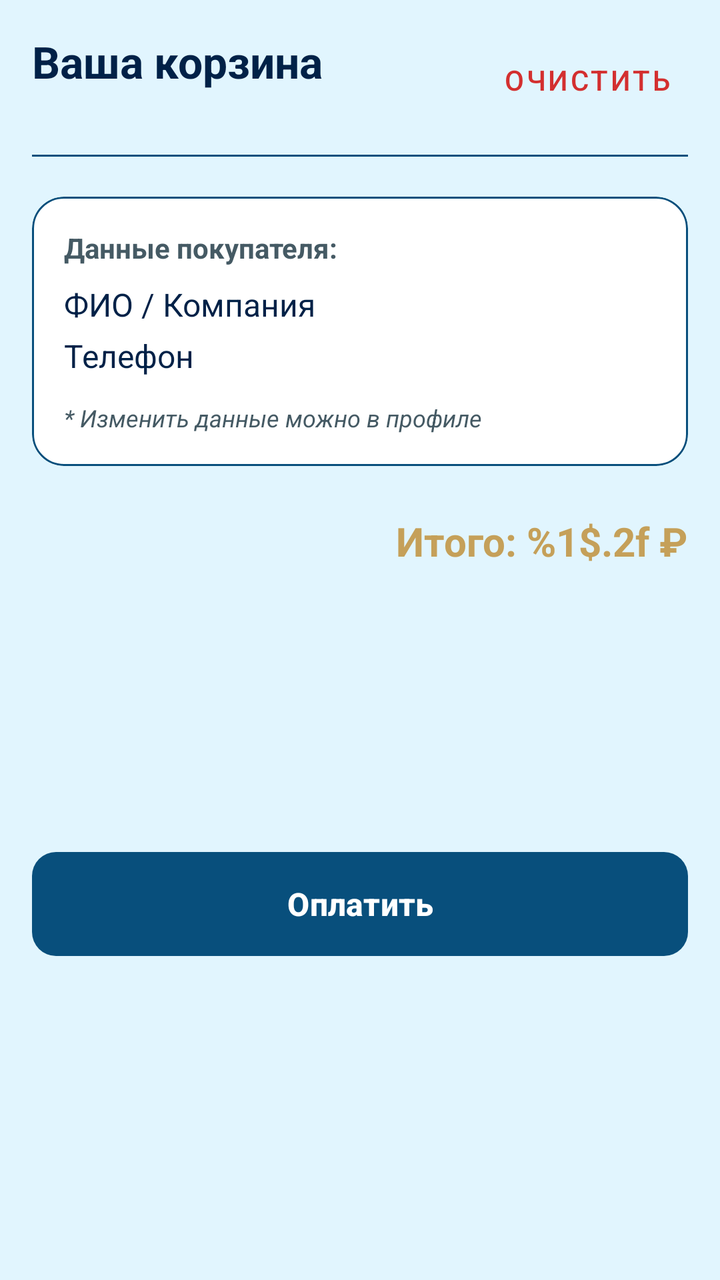
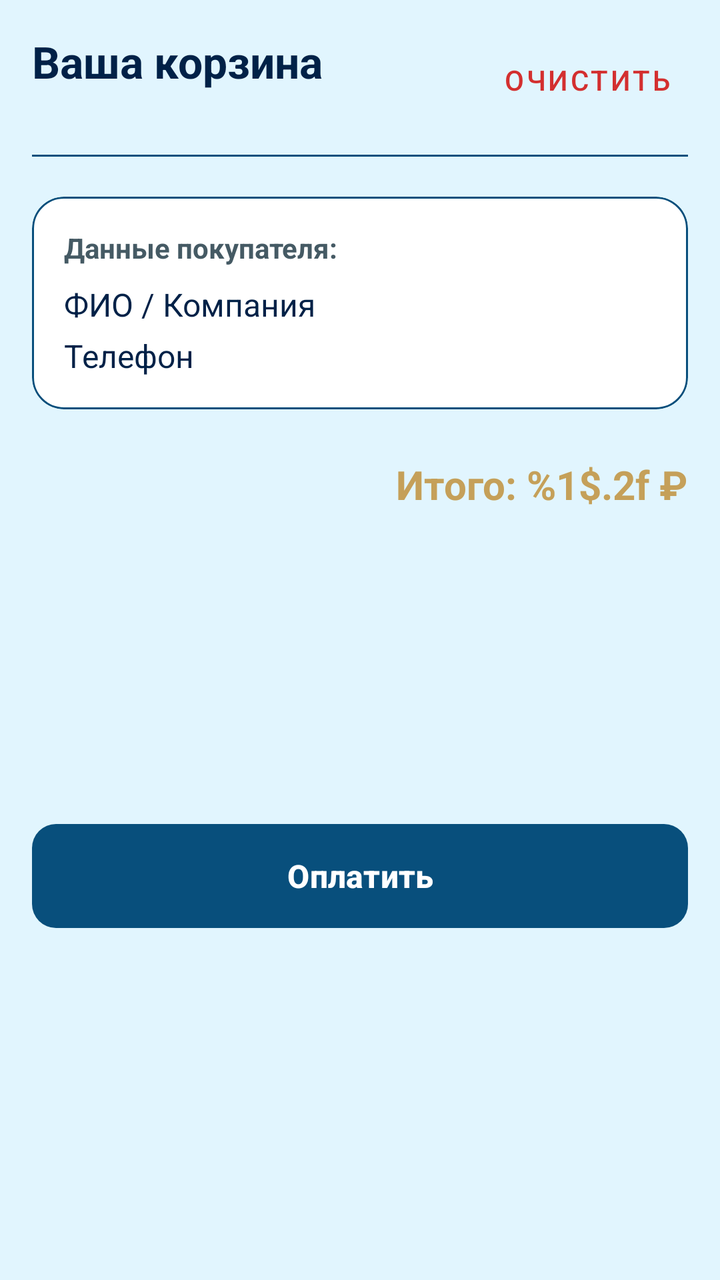

Two renders of the same Android screen: before a commit and after it. Below are the layout's source before the change and the commit's diff.
<!-- AndroidManifest.xml: application theme Theme.SudOcean -->
<!-- res/layout/fragment_cart.xml -->
<?xml version="1.0" encoding="utf-8"?>
<androidx.core.widget.NestedScrollView xmlns:android="http://schemas.android.com/apk/res/android"
    xmlns:app="http://schemas.android.com/apk/res-auto"
    xmlns:tools="http://schemas.android.com/tools"
    android:layout_width="match_parent"
    android:layout_height="match_parent"
    android:background="@color/ocean_background"
    android:fillViewport="true">

    <androidx.constraintlayout.widget.ConstraintLayout
        android:layout_width="match_parent"
        android:layout_height="wrap_content"
        android:padding="16dp">

        <TextView
            android:id="@+id/tv_cart_title"
            android:layout_width="wrap_content"
            android:layout_height="wrap_content"
            android:text="@string/your_cart"
            android:textColor="@color/ocean_text_primary"
            android:textSize="22sp"
            android:textStyle="bold"
            app:layout_constraintStart_toStartOf="parent"
            app:layout_constraintTop_toTopOf="parent" />

        <com.google.android.material.button.MaterialButton
            android:id="@+id/btn_clear_cart"
            style="@style/Widget.MaterialComponents.Button.TextButton"
            android:layout_width="wrap_content"
            android:layout_height="wrap_content"
            android:text="Очистить"
            android:textColor="@color/signal_red"
            app:layout_constraintEnd_toEndOf="parent"
            app:layout_constraintTop_toTopOf="parent" />

        <androidx.recyclerview.widget.RecyclerView
            android:id="@+id/rv_cart_items"
            android:layout_width="match_parent"
            android:layout_height="wrap_content"
            android:layout_marginTop="12dp"
            android:nestedScrollingEnabled="false"
            app:layoutManager="androidx.recyclerview.widget.LinearLayoutManager"
            app:layout_constraintTop_toBottomOf="@id/tv_cart_title"
            tools:itemCount="3"
            tools:listitem="@layout/item_cart" />

        <View
            android:id="@+id/divider"
            android:layout_width="match_parent"
            android:layout_height="1dp"
            android:layout_marginTop="20dp"
            android:background="@color/ocean_primary"
            app:layout_constraintTop_toBottomOf="@id/rv_cart_items" />

        
        <com.google.android.material.card.MaterialCardView
            android:id="@+id/card_user_info"
            android:layout_width="match_parent"
            android:layout_height="wrap_content"
            android:layout_marginTop="20dp"
            app:cardCornerRadius="16dp"
            app:cardBackgroundColor="@color/ocean_card"
            app:strokeColor="@color/ocean_primary"
            app:strokeWidth="1dp"
            app:layout_constraintTop_toBottomOf="@id/divider">

            <LinearLayout
                android:layout_width="match_parent"
                android:layout_height="wrap_content"
                android:orientation="vertical"
                android:padding="16dp">

                <TextView
                    android:layout_width="wrap_content"
                    android:layout_height="wrap_content"
                    android:text="Данные покупателя:"
                    android:textColor="@color/ocean_text_secondary"
                    android:textSize="14sp"
                    android:textStyle="bold" />

                <TextView
                    android:id="@+id/tv_display_name"
                    android:layout_width="match_parent"
                    android:layout_height="wrap_content"
                    android:layout_marginTop="8dp"
                    android:text="ФИО / Компания"
                    android:textColor="@color/ocean_text_primary"
                    android:textSize="16sp" />

                <TextView
                    android:id="@+id/tv_display_phone"
                    android:layout_width="match_parent"
                    android:layout_height="wrap_content"
                    android:layout_marginTop="4dp"
                    android:text="Телефон"
                    android:textColor="@color/ocean_text_primary"
                    android:textSize="16sp" />

                <TextView
                    android:id="@+id/tv_display_inn"
                    android:layout_width="match_parent"
                    android:layout_height="wrap_content"
                    android:layout_marginTop="4dp"
                    android:text="ИНН"
                    android:textColor="@color/ocean_text_primary"
                    android:textSize="14sp"
                    android:visibility="gone" />

                <TextView
                    android:layout_width="wrap_content"
                    android:layout_height="wrap_content"
                    android:layout_marginTop="12dp"
                    android:text="* Изменить данные можно в профиле"
                    android:textColor="@color/ocean_text_secondary"
                    android:textSize="12sp"
                    android:textStyle="italic" />

            </LinearLayout>
        </com.google.android.material.card.MaterialCardView>

        <TextView
            android:id="@+id/tv_total_price"
            android:layout_width="wrap_content"
            android:layout_height="wrap_content"
            android:layout_marginTop="24dp"
            android:text="@string/total_amount"
            android:textColor="@color/anchor_gold"
            android:textSize="20sp"
            android:textStyle="bold"
            app:layout_constraintEnd_toEndOf="parent"
            app:layout_constraintTop_toBottomOf="@id/card_user_info" />

        <com.google.android.material.button.MaterialButton
            android:id="@+id/btn_pay"
            android:layout_width="match_parent"
            android:layout_height="60dp"
            android:layout_marginTop="20dp"
            android:layout_marginBottom="24dp"
            android:text="@string/btn_pay"
            android:textSize="16sp"
            android:textStyle="bold"
            android:textColor="@color/btn_pay_text_colors"
            app:backgroundTint="@color/btn_pay_background_selector"
            app:cornerRadius="12dp"
            app:layout_constraintBottom_toBottomOf="parent"
            app:layout_constraintTop_toBottomOf="@id/tv_total_price" />

    </androidx.constraintlayout.widget.ConstraintLayout>
</androidx.core.widget.NestedScrollView>
<!-- res/layout/item_cart.xml (included above) -->
<?xml version="1.0" encoding="utf-8"?>
<com.google.android.material.card.MaterialCardView xmlns:android="http://schemas.android.com/apk/res/android"
    xmlns:app="http://schemas.android.com/apk/res-auto"
    android:layout_width="match_parent"
    android:layout_height="wrap_content"
    android:layout_marginHorizontal="8dp"
    android:layout_marginVertical="4dp"
    app:cardCornerRadius="12dp"
    app:cardElevation="2dp"
    app:cardBackgroundColor="@color/ocean_card">

    <LinearLayout
        android:layout_width="match_parent"
        android:layout_height="wrap_content"
        android:gravity="center_vertical"
        android:orientation="horizontal"
        android:padding="12dp">

        <LinearLayout
            android:layout_width="0dp"
            android:layout_height="wrap_content"
            android:layout_weight="1"
            android:orientation="vertical">

            <TextView
                android:id="@+id/tv_cart_item_name"
                android:layout_width="wrap_content"
                android:layout_height="wrap_content"
                android:text="Название товара"
                android:textColor="@color/ocean_text_primary"
                android:textSize="16sp"
                android:textStyle="bold" />

            <TextView
                android:id="@+id/tv_cart_item_price"
                android:layout_width="wrap_content"
                android:layout_height="wrap_content"
                android:layout_marginTop="4dp"
                android:text="5000 ₽"
                android:textColor="@color/anchor_gold"
                android:textSize="14sp" />
        </LinearLayout>

        
        <LinearLayout
            android:layout_width="wrap_content"
            android:layout_height="wrap_content"
            android:gravity="center_vertical"
            android:orientation="horizontal">

            <com.google.android.material.button.MaterialButton
                android:id="@+id/btn_minus"
                style="@style/Widget.MaterialComponents.Button.TextButton"
                android:layout_width="40dp"
                android:layout_height="40dp"
                android:padding="0dp"
                android:text="-"
                android:textColor="@color/ocean_primary"
                android:textSize="20sp"
                app:iconPadding="0dp" />

            <TextView
                android:id="@+id/tv_cart_item_quantity"
                android:layout_width="wrap_content"
                android:layout_height="wrap_content"
                android:minWidth="30dp"
                android:text="1"
                android:textAlignment="center"
                android:textColor="@color/ocean_text_primary"
                android:textSize="16sp"
                android:textStyle="bold" />

            <com.google.android.material.button.MaterialButton
                android:id="@+id/btn_plus"
                style="@style/Widget.MaterialComponents.Button.TextButton"
                android:layout_width="40dp"
                android:layout_height="40dp"
                android:padding="0dp"
                android:text="+"
                android:textColor="@color/ocean_primary"
                android:textSize="20sp"
                app:iconPadding="0dp" />
        </LinearLayout>

    </LinearLayout>
</com.google.android.material.card.MaterialCardView>
<!-- resources referenced by this layout -->
<resources>
  <color name="anchor_gold">#C5A059</color>
  <color name="ocean_background">#E1F5FE</color>
  <color name="ocean_card">#FFFFFF</color>
  <color name="ocean_primary">#084F7C</color>
  <color name="ocean_text_primary">#002147</color>
  <color name="ocean_text_secondary">#455A64</color>
  <color name="signal_red">#D32F2F</color>
  <string name="btn_pay">Оплатить</string>
  <string name="total_amount">Итого: %1$.2f ₽</string>
  <string name="your_cart">Ваша корзина</string>
  <style name="Theme.SudOcean" parent="Base.Theme.SudOcean" />
  <style name="Base.Theme.SudOcean" parent="Theme.Material3.DayNight.NoActionBar">
          
      </style>
</resources>

<!-- the commit's change to res/layout/fragment_cart.xml (unified diff, before → after) -->
@@ -105,15 +105,6 @@
                     android:textColor="@color/ocean_text_primary"
                     android:textSize="14sp"
                     android:visibility="gone" />
-
-                <TextView
-                    android:layout_width="wrap_content"
-                    android:layout_height="wrap_content"
-                    android:layout_marginTop="12dp"
-                    android:text="* Изменить данные можно в профиле"
-                    android:textColor="@color/ocean_text_secondary"
-                    android:textSize="12sp"
-                    android:textStyle="italic" />
 
             </LinearLayout>
         </com.google.android.material.card.MaterialCardView>
